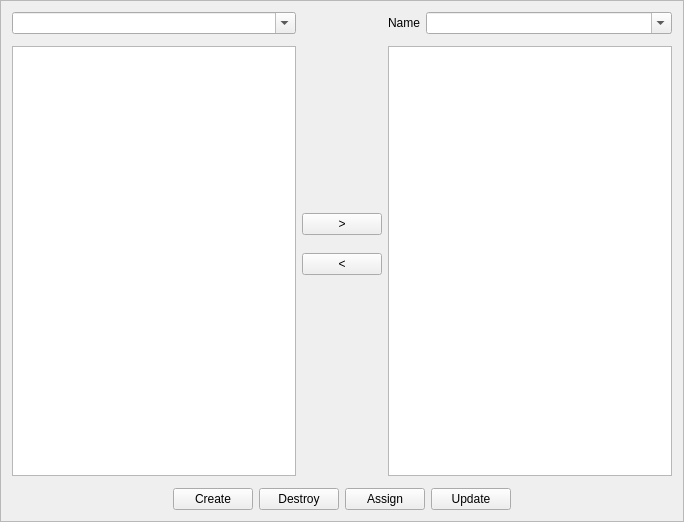
Old version of the form librecad/src/ui/components/creators/widgetcreator.ui in the repository LibreCAD/LibreCAD.
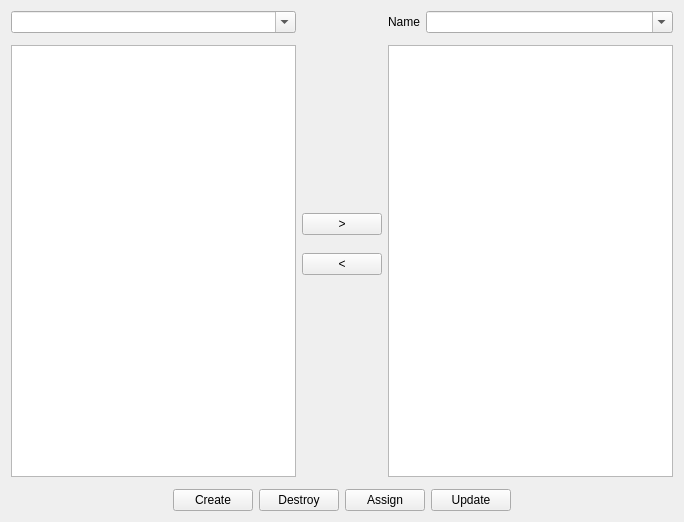
New version of the form. Custom widgets are drawn as their Qt base class.

What changed in the file:
```diff
--- a/librecad/src/ui/components/creators/widgetcreator.ui
+++ b/librecad/src/ui/components/creators/widgetcreator.ui
@@ -14,10 +14,10 @@
    <string>Frame</string>
   </property>
   <property name="frameShape">
-   <enum>QFrame::StyledPanel</enum>
+   <enum>QFrame::NoFrame</enum>
   </property>
   <property name="frameShadow">
-   <enum>QFrame::Raised</enum>
+   <enum>QFrame::Plain</enum>
   </property>
   <layout class="QVBoxLayout" name="verticalLayout">
    <item>
```
